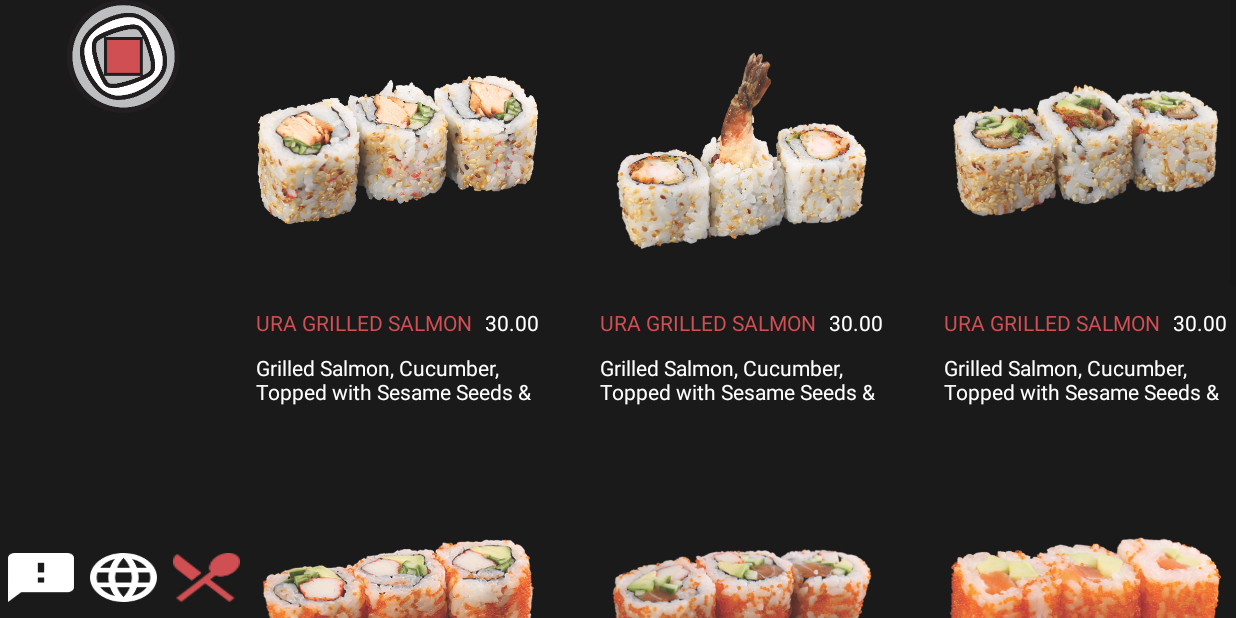
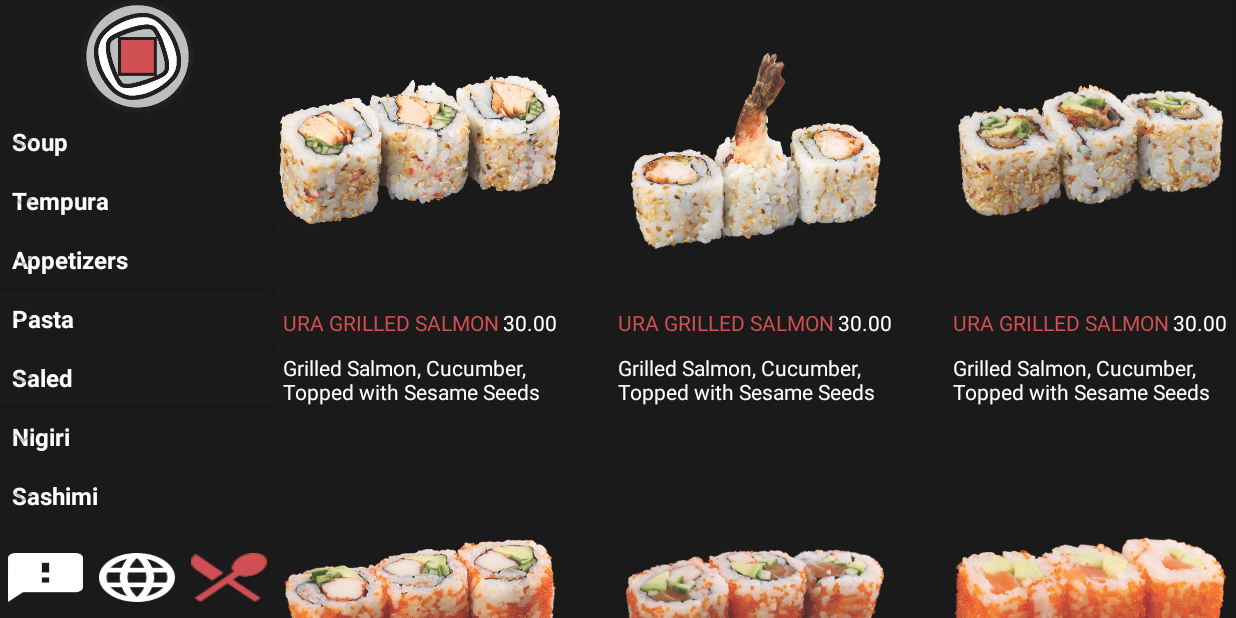
Before and after one commit to AmrDeveloper/MenuApp, an Android app: the MenuActivity screen opened directly, with no data from a screen before it, on a phone screen of 824 x 412 dp (held sideways). Run offline under Robolectric (Android 15) with nearby library versions, the phone set to English and light mode, and no system bars.

Commit message:
Group and Child Listener

```diff
--- a/app/src/main/java/com/amrdeveloper/menuapp/MenuActivity.java
+++ b/app/src/main/java/com/amrdeveloper/menuapp/MenuActivity.java
@@ -1,22 +1,31 @@
 package com.amrdeveloper.menuapp;
 
 import android.content.Intent;
+import android.graphics.Color;
 import android.support.v7.app.AppCompatActivity;
 import android.os.Bundle;
 import android.view.View;
+import android.widget.AdapterView;
 import android.widget.ExpandableListView;
 import android.widget.GridView;
 import android.widget.ImageView;
+import android.widget.TextView;
+import android.widget.Toast;
 
 import java.util.ArrayList;
+import java.util.HashMap;
 import java.util.List;
 
 public class MenuActivity extends AppCompatActivity {
 
-    private ExpandableListView typesListView;
     private GridView foodGridView;
     private ImageView background;
 
+    private ExpandableListView menuExpListView;
+    private ExpandableListAdapter mMenuListViewAdapter;
+
+    private List<String> menuGroupHeadTitle;
+    private HashMap<String,List<String>> menuGroubListItem;
 
     @Override
     protected void onCreate(Bundle savedInstanceState) {
@@ -25,18 +34,74 @@ public class MenuActivity extends AppCompatActivity {
 
         foodGridView = findViewById(R.id.foodGridView);
         List<Food> menu = new ArrayList<>();
-        menu.add(new Food(getString(R.string.menu_item_title),getString(R.string.menu_item_price),getString(R.string.menu_item_description),R.drawable.image_2));
-        menu.add(new Food(getString(R.string.menu_item_title),getString(R.string.menu_item_price),getString(R.string.menu_item_description),R.drawable.image_3));
-        menu.add(new Food(getString(R.string.menu_item_title),getString(R.string.menu_item_price),getString(R.string.menu_item_description),R.drawable.image_4));
-        menu.add(new Food(getString(R.string.menu_item_title),getString(R.string.menu_item_price),getString(R.string.menu_item_description),R.drawable.image_5));
-        menu.add(new Food(getString(R.string.menu_item_title),getString(R.string.menu_item_price),getString(R.string.menu_item_description),R.drawable.image_6));
-        menu.add(new Food(getString(R.string.menu_item_title),getString(R.string.menu_item_price),getString(R.string.menu_item_description),R.drawable.image_7));
-        menu.add(new Food(getString(R.string.menu_item_title),getString(R.string.menu_item_price),getString(R.string.menu_item_description),R.drawable.image_8));
+        menu.add(new Food(getString(R.string.menu_item_title), getString(R.string.menu_item_price), getString(R.string.menu_item_description), R.drawable.image_2));
+        menu.add(new Food(getString(R.string.menu_item_title), getString(R.string.menu_item_price), getString(R.string.menu_item_description), R.drawable.image_3));
+        menu.add(new Food(getString(R.string.menu_item_title), getString(R.string.menu_item_price), getString(R.string.menu_item_description), R.drawable.image_4));
+        menu.add(new Food(getString(R.string.menu_item_title), getString(R.string.menu_item_price), getString(R.string.menu_item_description), R.drawable.image_5));
+        menu.add(new Food(getString(R.string.menu_item_title), getString(R.string.menu_item_price), getString(R.string.menu_item_description), R.drawable.image_6));
+        menu.add(new Food(getString(R.string.menu_item_title), getString(R.string.menu_item_price), getString(R.string.menu_item_description), R.drawable.image_7));
+        menu.add(new Food(getString(R.string.menu_item_title), getString(R.string.menu_item_price), getString(R.string.menu_item_description), R.drawable.image_8));
 
-        MenuAdapter adapter = new MenuAdapter(this,menu);
+        final MenuAdapter adapter = new MenuAdapter(this, menu);
         foodGridView.setAdapter(adapter);
+
+        menuExpListView = findViewById(R.id.typesListView);
+        initDummyData();
+        mMenuListViewAdapter = new ExpandableListAdapter(this, menuGroupHeadTitle, menuGroubListItem);
+        menuExpListView.setAdapter(mMenuListViewAdapter);
+
+        menuExpListView.setOnGroupClickListener(new ExpandableListView.OnGroupClickListener() {
+            @Override
+            public boolean onGroupClick(ExpandableListView parent, View v, int i, long id) {
+                String groupItemName = parent.getItemAtPosition(i).toString();
+                TextView txt = (TextView) parent.getExpandableListAdapter().getGroupView(i,false,v,parent);
+
+                return false;
+            }
+        });
+
+        menuExpListView.setOnChildClickListener(new ExpandableListView.OnChildClickListener() {
+            @Override
+            public boolean onChildClick(ExpandableListView parent, View v, int i, int il, long id) {
+
+                return false;
+            }
+        });
     }
 
+
+    private void initDummyData() {
+        menuGroupHeadTitle = new ArrayList<>();
+        menuGroubListItem = new HashMap<>();
+
+        //Menu Group Header
+        menuGroupHeadTitle.add("Soup");
+        menuGroupHeadTitle.add("Tempura");
+        menuGroupHeadTitle.add("Appetizers");
+        menuGroupHeadTitle.add("Pasta");
+        menuGroupHeadTitle.add("Saled");
+        menuGroupHeadTitle.add("Nigiri");
+        menuGroupHeadTitle.add("Sashimi");
+        menuGroupHeadTitle.add("Temaki");
+        menuGroupHeadTitle.add("Maki");
+        menuGroupHeadTitle.add("Bento boxes");
+        menuGroupHeadTitle.add("Sharing boats");
+        menuGroupHeadTitle.add("Noodels");
+        menuGroupHeadTitle.add("Teriyaki shewers");
+
+        //Maki Food
+        List<String> maki = new ArrayList<>();
+        maki.add("Ura maki");
+        maki.add("Crispy ura maki");
+        maki.add("Ura maki special");
+        maki.add("Gunkan maki");
+        maki.add("Hoso maki");
+        maki.add("Futomaki");
+
+        for(int i = 0 ; i < menuGroupHeadTitle.size() ; i++){
+            menuGroubListItem.put(menuGroupHeadTitle.get(i),maki);
+        }
+    }
 
     public void backToMainActivity(View view){
         Intent intent = new Intent(this,MainActivity.class);
--- a/app/src/main/res/layout/activity_menu.xml
+++ b/app/src/main/res/layout/activity_menu.xml
@@ -1,6 +1,5 @@
 <?xml version="1.0" encoding="utf-8"?>
 <LinearLayout xmlns:android="http://schemas.android.com/apk/res/android"
-    xmlns:app="http://schemas.android.com/apk/res-auto"
     xmlns:tools="http://schemas.android.com/tools"
     android:layout_width="match_parent"
     android:layout_height="match_parent"
@@ -11,7 +10,7 @@
     <LinearLayout
         android:layout_width="match_parent"
         android:layout_height="match_parent"
-        android:layout_weight="4"
+        android:layout_weight="3.5"
         android:orientation="vertical">
 
         <ImageView
--- a/app/src/main/res/layout/menu_groub_title.xml
+++ b/app/src/main/res/layout/menu_groub_title.xml
@@ -1,18 +1,11 @@
 <?xml version="1.0" encoding="utf-8"?>
-<LinearLayout xmlns:android="http://schemas.android.com/apk/res/android"
+<TextView xmlns:android="http://schemas.android.com/apk/res/android"
+    android:id="@+id/menuFoodGroup"
     android:layout_width="match_parent"
-    android:layout_height="match_parent"
+    android:layout_height="wrap_content"
     android:background="@color/background"
     android:padding="8dp"
-    >
-
-    <TextView
-        android:id="@+id/menuFoodGroup"
-        android:paddingLeft="?android:attr/expandableListPreferredItemPaddingLeft"
-        android:paddingStart="?android:attr/expandableListPreferredItemPaddingLeft"
-        android:textSize="16sp"
-        android:textColor="@android:color/white"
-        android:layout_width="match_parent"
-        android:layout_height="wrap_content" />
-
-</LinearLayout>
+    android:paddingLeft="?android:attr/expandableListPreferredItemPaddingLeft"
+    android:paddingStart="?android:attr/expandableListPreferredItemPaddingLeft"
+    android:textColor="@android:color/white"
+    android:textSize="16sp" />
--- a/app/src/main/res/layout/menu_group_item.xml
+++ b/app/src/main/res/layout/menu_group_item.xml
@@ -12,6 +12,8 @@
         android:paddingLeft="?android:attr/expandableListPreferredChildPaddingLeft"
         android:paddingTop="5dp"
         android:paddingBottom="5dp"
+        android:layout_marginLeft="5dp"
+        android:textColor="@android:color/white"
         android:layout_width="match_parent"
         android:layout_height="wrap_content" />
 </LinearLayout>
```
